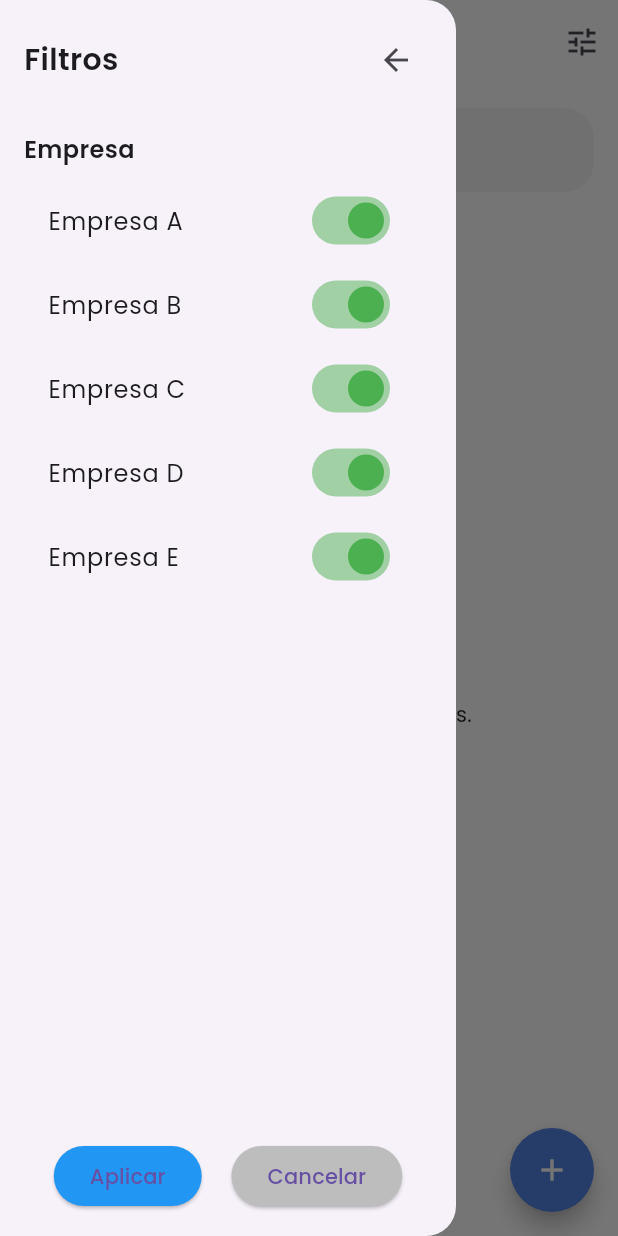
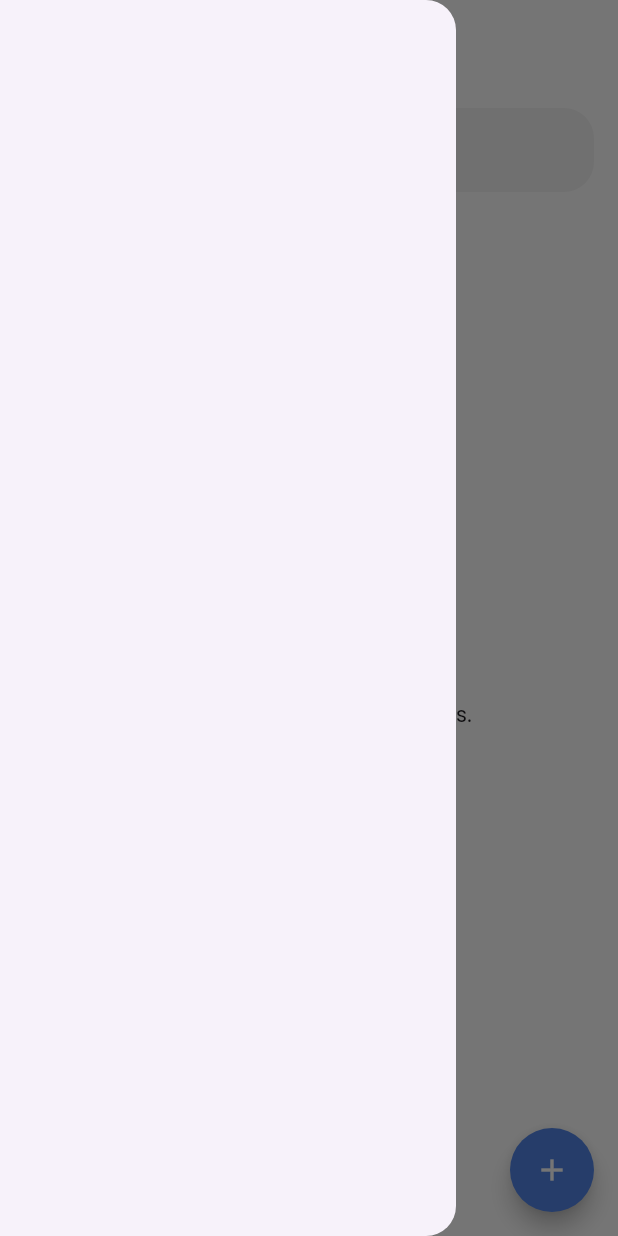
Before and after one commit to AlvaroAceval16/banco_de_proyectos, a Flutter app: the ResumenContactoEmpresaPage screen opened by its route, with the side drawer open, on a phone screen of 412 x 824 dp. Run offline on Flutter 3.47's test engine with Material 3 defaults, Android fonts, the phone set to English and light mode, and no system bars; our stand-ins replace google_fonts, supabase_flutter; accounts and stored records are empty.

Commit message:
Elimina filtros de contactos y simplifica la interfaz de usuario en ResumenContactoEmpresaPage

```diff
--- a/lib/pages/vista_contactos-empresa.dart
+++ b/lib/pages/vista_contactos-empresa.dart
@@ -12,14 +12,6 @@ class ResumenContactoEmpresaPage extends StatefulWidget {
 
 class _ResumenContactoEmpresaPageState extends State<ResumenContactoEmpresaPage> {
   late Future<List<Map<String, dynamic>>> _obtenerContactosFuture;
-
-  final Map<String, bool> filtros = {
-    'Empresa A': true,
-    'Empresa B': true,
-    'Empresa C': true,
-    'Empresa D': true,
-    'Empresa E': true,
-  };
 
   @override
   void initState() {
@@ -44,49 +36,7 @@ class _ResumenContactoEmpresaPageState extends State<ResumenContactoEmpresaPage>
           child: SafeArea(
             child: Padding(
               padding: const EdgeInsets.all(16.0),
-              child: Column(
-                crossAxisAlignment: CrossAxisAlignment.start,
-                children: [
-                  Row(
-                    mainAxisAlignment: MainAxisAlignment.spaceBetween,
-                    children: [
-                      const Text(
-                        'Filtros',
-                        style: TextStyle(fontSize: 20, fontWeight: FontWeight.bold),
-                      ),
-                      IconButton(
-                        icon: const Icon(Icons.arrow_back),
-                        onPressed: () => Navigator.pop(context),
-                      ),
-                    ],
-                  ),
-                  const SizedBox(height: 16),
-                  _buildSectionTitle('Empresa'),
-                  ...filtros.keys.map(_buildSwitchTile).toList(),
-                  const Spacer(),
-                  Row(
-                    mainAxisAlignment: MainAxisAlignment.spaceEvenly,
-                    children: [
-                      ElevatedButton(
-                        onPressed: () => setState(() {}),
-                        style: ElevatedButton.styleFrom(backgroundColor: Colors.blue),
-                        child: const Text('Aplicar'),
-                      ),
-                      ElevatedButton(
-                        onPressed: () {
-                          setState(() {
-                            filtros.updateAll((key, value) => true);
-                          });
-                        },
-                        style: ElevatedButton.styleFrom(
-                          backgroundColor: Colors.grey.shade400,
-                        ),
-                        child: const Text('Cancelar'),
-                      ),
-                    ],
-                  )
-                ],
-              ),
+
             ),
           ),
         ),
@@ -97,14 +47,6 @@ class _ResumenContactoEmpresaPageState extends State<ResumenContactoEmpresaPage>
             icon: const Icon(Icons.arrow_back),
             onPressed: () => Navigator.pushNamed(context, '/dashboard'),
           ),
-          actions: [
-            Builder(
-              builder: (context) => IconButton(
-                icon: const Icon(Icons.tune),
-                onPressed: () => Scaffold.of(context).openDrawer(),
-              ),
-            ),
-          ],
         ),
         body: Padding(
           padding: const EdgeInsets.all(16.0),
@@ -197,16 +139,4 @@ class _ResumenContactoEmpresaPageState extends State<ResumenContactoEmpresaPage>
     );
   }
 
-  Widget _buildSwitchTile(String label) {
-    return SwitchListTile(
-      title: Text(label),
-      value: filtros[label]!,
-      onChanged: (val) {
-        setState(() {
-          filtros[label] = val;
-        });
-      },
-      activeColor: Colors.green,
-    );
-  }
 }
```
